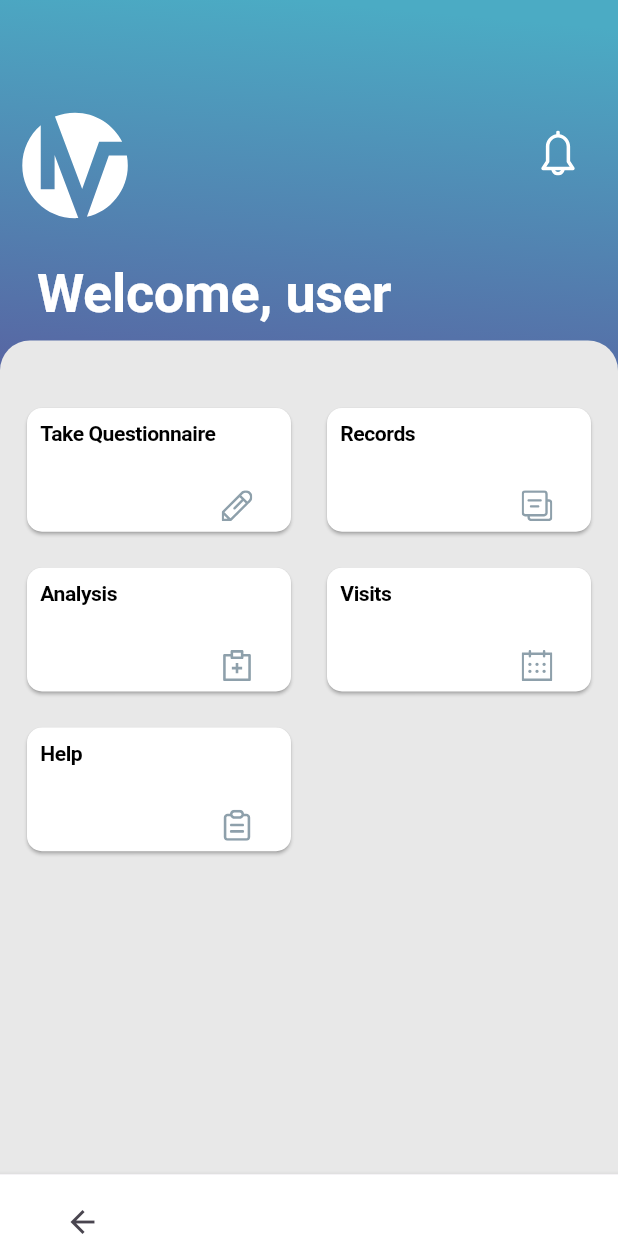
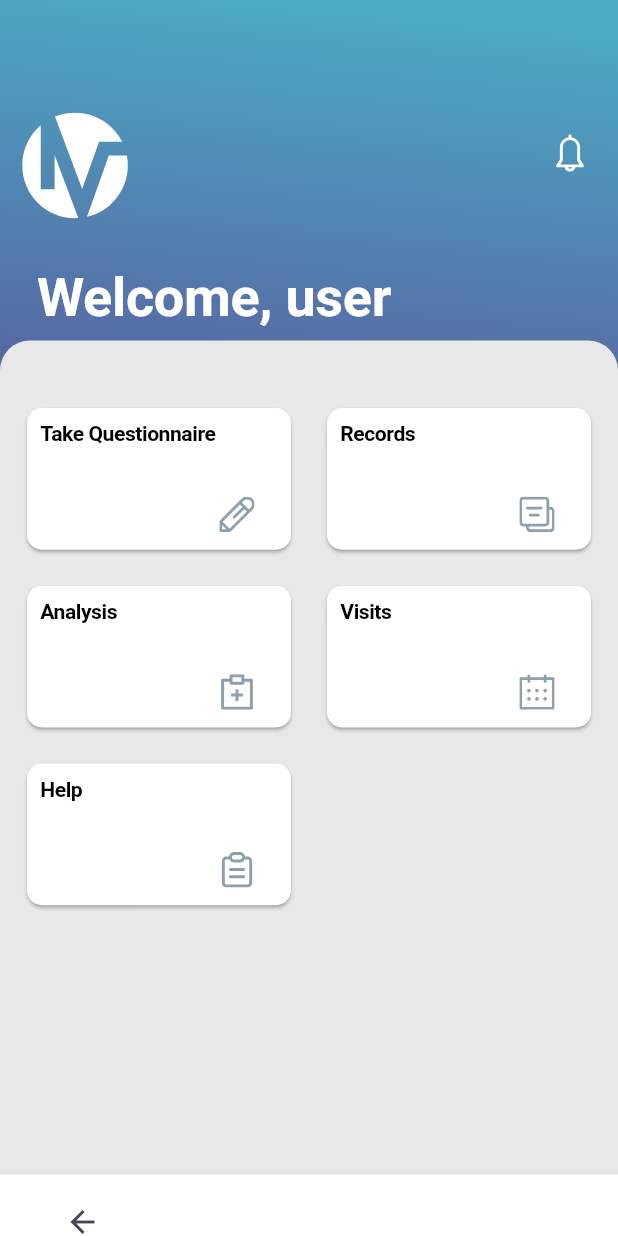
Before and after one commit to kylesmigelski/InnoValuationTST, a Flutter app: the screen it shows once a user with an empty profile is signed in, on a phone screen of 412 x 824 dp. Run offline on Flutter 3.47's test engine with Material 3 defaults, Android fonts, the phone set to English and light mode, and no system bars; our stand-ins replace auto_size_text, camera, cloud_firestore, firebase_auth, firebase_core, firebase_storage and 1 more; accounts and stored records are empty; Roboto replaces fonts that are missing (SF-Pro).

Commit message:
Fixed overflow issues with the Main Menu widget

```diff
--- a/innovaluation_tst_tester/lib/main_menu_screen.dart
+++ b/innovaluation_tst_tester/lib/main_menu_screen.dart
@@ -68,14 +68,14 @@ class MainMenuView extends StatelessWidget {
                       ),
                       Padding(
                         padding: const EdgeInsets.only(top: 8.0,
-                            right: 16.0), // Add right padding here
+                            right: 8.0), // Add right padding here
                         child: IconButton(
                           onPressed: () {
                             // Handle logo button pressed
                           },
                           icon: SvgPicture.asset(
                             'assets/images/notif.svg',
-                            height: 30,
+                            height: 25,
                           ),
                           padding: const EdgeInsets.all(0),
                           //constraints: const BoxConstraints(),
@@ -85,7 +85,8 @@ class MainMenuView extends StatelessWidget {
                   ),
                   //This one will be for the label because not putting it in a row seems to autocenter it
                   //SizedBox(height: 25,),
-                  Row(
+                  Expanded(child:
+                    Row(
                     children: [
                       SizedBox(width: MediaQuery.of(context).size.width * 0.06),
                       const Text(
@@ -96,7 +97,7 @@ class MainMenuView extends StatelessWidget {
                             letterSpacing: -0.2),
                       )
                     ],
-                  )
+                  ))
                 ],
               ),
             ),
@@ -110,7 +111,7 @@ class MainMenuView extends StatelessWidget {
                   print("Refreshed");
                 },
                 child: ListView(
-                  physics: CustomScrollPhysics(),
+                  physics: NeverScrollableScrollPhysics(),
                   children: [
                     Stack(
                       alignment: Alignment.topCenter,
--- a/innovaluation_tst_tester/lib/theme_data.dart
+++ b/innovaluation_tst_tester/lib/theme_data.dart
@@ -87,7 +87,7 @@ class BigMenuButton extends Container {
     //So this math works. Will need to come back and do the math for height once we've got
     //more of the main menu going
     final minButtonWidth = 0.5 * (MediaQuery.of(context).size.width - 60);
-    final buttonHeight = (MediaQuery.of(context).size.height * 0.75 * 0.25) -72;
+    final buttonHeight = (MediaQuery.of(context).size.height * 0.75 * 0.25) - 60;
 
     final svgImage = _buildSVGFromString(buttonHeight, minButtonWidth);
 
@@ -129,7 +129,7 @@ class BigMenuButton extends Container {
               svgImage,
               SizedBox(width: 5)
             ],
-          )
+          ),
         ],
       )
 
```
Also changed, not shown: innovaluation_tst_tester/pubspec.lock, 5 other files.
